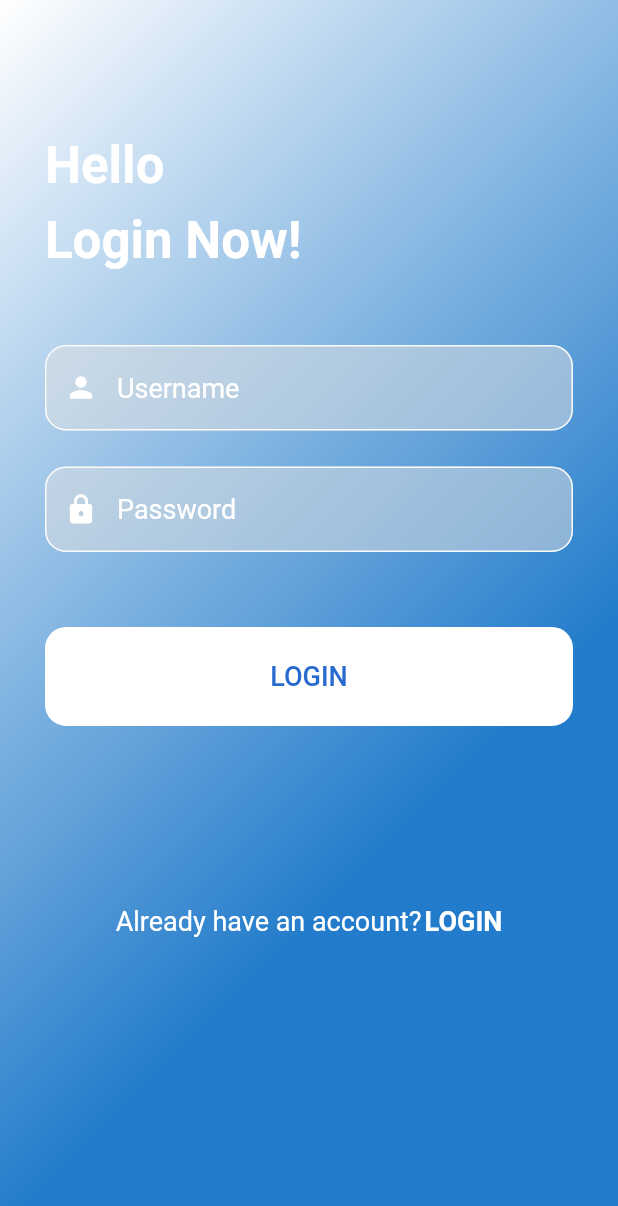
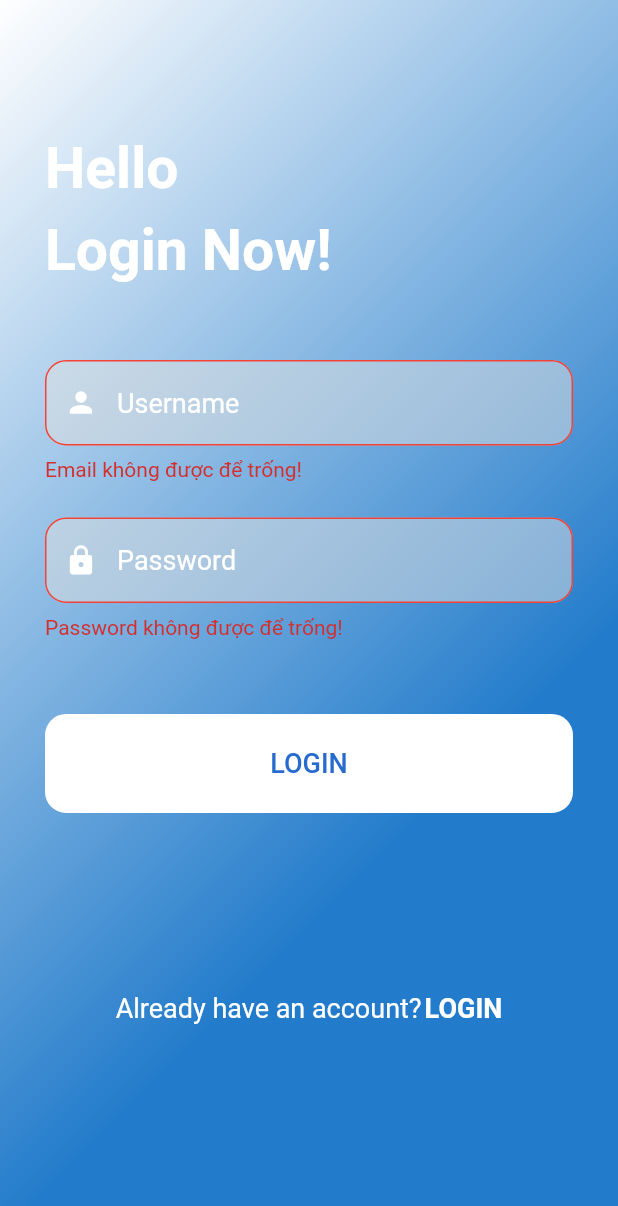
Before and after one commit to phongace/Objective-App, a Flutter app: the screen it shows after launch, after a tap on "LOGIN", on a phone screen of 412 x 824 dp. Shown: the top 1206 px of the screen. Run offline on Flutter 3.47's test engine with Material 2 defaults, Android fonts, the phone set to English and light mode, and no system bars; our stand-ins replace dio, fluttertoast; generated files the repository leaves out were written again.

Commit message:
done login

```diff
--- a/lib/models/user/user-login.dart
+++ b/lib/models/user/user-login.dart
@@ -10,8 +10,14 @@ class UserLoginForm {
       password: json['password'],
     );
   }
+
   Map<String, dynamic> toJson() => {
         'email': email,
         'password': password,
       };
+
+  @override
+  String toString() {
+    return 'email: $email - pass: $password';
+  }
 }
--- a/lib/screens/login/login-screen.dart
+++ b/lib/screens/login/login-screen.dart
@@ -1,5 +1,7 @@
 import 'package:flutter/material.dart';
 import 'package:objective/config/constant.dart';
+import 'package:objective/models/user/user-login.dart';
+import 'package:objective/services/auth-service.dart';
 import 'package:objective/styles/component.dart';
 import 'package:objective/widgets/background.dart';
 import 'package:objective/widgets/base-input.dart';
@@ -11,8 +13,8 @@ class LoginScreen extends StatefulWidget {
 }
 
 class _LoginScreenState extends State<LoginScreen> {
-  var _username = TextEditingController();
-  var _password = TextEditingController();
+  var _usernameCtlr = TextEditingController();
+  var _passwordCtlr = TextEditingController();
   final GlobalKey<FormState> _formKey = new GlobalKey<FormState>();
 
   @override
@@ -32,7 +34,7 @@ class _LoginScreenState extends State<LoginScreen> {
                     'Hello',
                     style: TextStyle(
                       color: Colors.white,
-                      fontSize: 34,
+                      fontSize: 38,
                       fontWeight: FontWeight.bold,
                     ),
                   ),
@@ -41,7 +43,7 @@ class _LoginScreenState extends State<LoginScreen> {
                     'Login Now!',
                     style: TextStyle(
                       color: Colors.white,
-                      fontSize: 34,
+                      fontSize: 38,
                       fontWeight: FontWeight.bold,
                     ),
                   ),
@@ -84,7 +86,7 @@ class _LoginScreenState extends State<LoginScreen> {
         children: [
           BaseTextInput(
             hint: 'Username',
-            textCtrl: _username,
+            textCtrl: _usernameCtlr,
             icon: Icons.person,
             textInputAction: TextInputAction.next,
             keyboardType: TextInputType.emailAddress,
@@ -94,7 +96,7 @@ class _LoginScreenState extends State<LoginScreen> {
           BaseTextInput(
             hint: 'Password',
             icon: Icons.lock,
-            textCtrl: _password,
+            textCtrl: _passwordCtlr,
             obscureText: true,
             validator: (val) => val.isEmpty ? "Password không được để trống!" : null,
           ),
@@ -108,5 +110,12 @@ class _LoginScreenState extends State<LoginScreen> {
     );
   }
 
-  void login(BuildContext context) async {}
+  void login(BuildContext context) async {
+    if (_formKey.currentState.validate()) {
+      UserLoginForm user = new UserLoginForm(email: _usernameCtlr.text.trim(), password: _passwordCtlr.text.trim());
+      AuthService.login(user).then(
+        (value) => print('done'),
+      );
+    }
+  }
 }
--- a/lib/styles/component.dart
+++ b/lib/styles/component.dart
@@ -4,6 +4,8 @@ class CommonStyle {
   static Color whiteColor = Color(0xffffffff);
 
   static Color primaryColor = Color(0xff286BCF);
+
+  static Color bgColor = Color(0xffF4F4F5);
 
   static Color blackColor = Color(0xff000000);
 
--- a/lib/widgets/base-input.dart
+++ b/lib/widgets/base-input.dart
@@ -49,6 +49,7 @@ class BaseTextInput extends StatelessWidget {
               color: Colors.red,
               width: 1.0,
             ),
+            borderRadius: BorderRadius.all(Radius.circular(Constant.borderRadius)),
           ),
           errorStyle: TextStyle(fontSize: 14.0),
           hintStyle: CommonStyle.defaultText(context, color: CommonStyle.whiteColor),
--- a/pubspec.yaml
+++ b/pubspec.yaml
@@ -25,7 +25,11 @@ dependencies:
     sdk: flutter
 
   json_annotation: ^3.1.1
+  provider: ^4.3.3
   cupertino_icons: ^1.0.0
+  shared_preferences: ^0.5.12+4
+  dio: ^3.0.10
+  fluttertoast: ^7.1.8
 
 dev_dependencies:
   flutter_test:
```
Also changed, not shown: lib/models/common/token.dart (added, +16 -0 lines), lib/providers/token-provider.dart (added, +11 -0 lines), lib/screens/dashboard/dashboard.dart (+12 -2 lines), lib/screens/splash/splash-creen.dart (+19 -1 lines), lib/services/auth-service.dart (added, +16 -0 lines), lib/utils/snackbar-builder.dart (added, +17 -0 lines), pubspec.lock.
